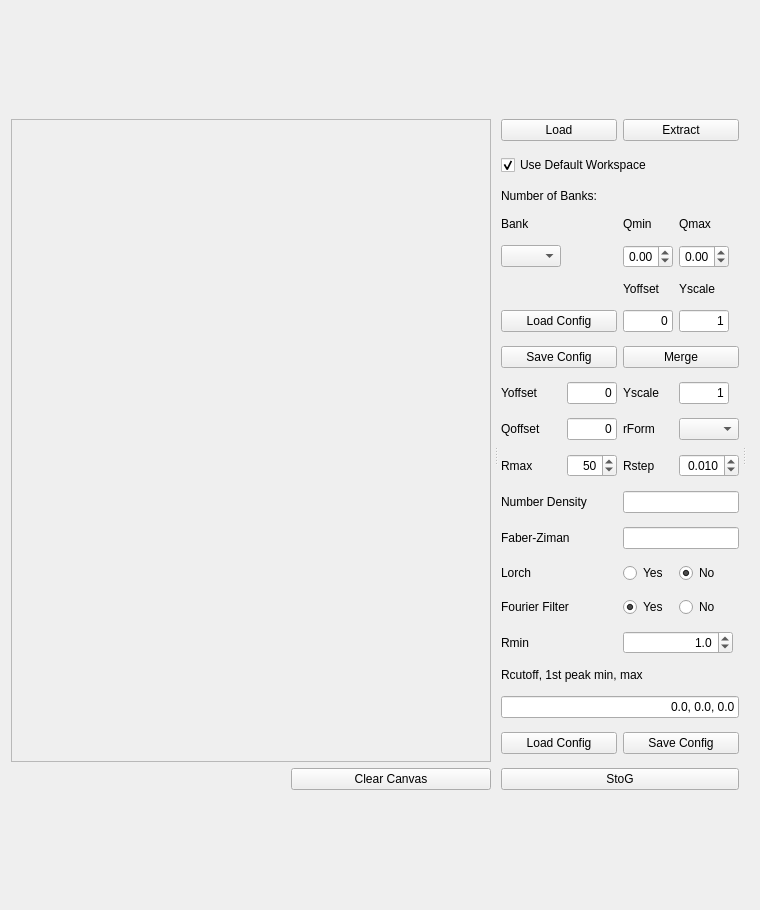
Before: the Qt Designer form addie/ui/splitui_postprocessing_mantid_tab.ui in neutrons/addie, drawn with Qt 5.
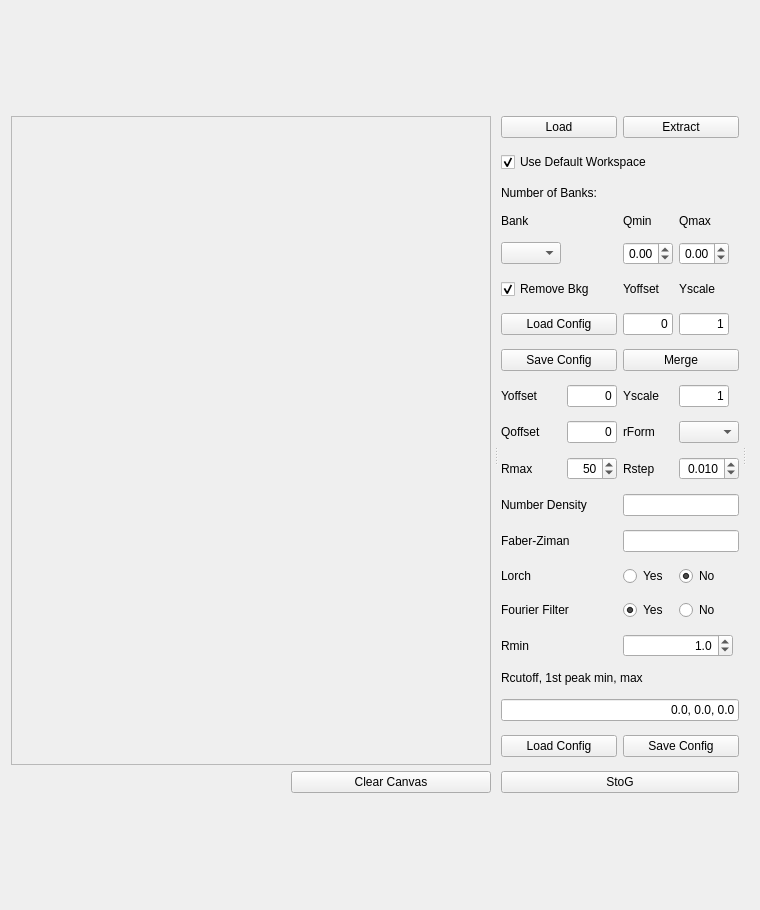
After: the same form once the commit is applied.

Commit message: Add in bkg removal for post processing

```diff
--- a/addie/ui/splitui_postprocessing_mantid_tab.ui
+++ b/addie/ui/splitui_postprocessing_mantid_tab.ui
@@ -308,6 +308,22 @@
          </property>
         </widget>
        </item>
+       <item row="5" column="0" colspan="2">
+        <widget class="QCheckBox" name="checkBox_bkg_removal">
+         <property name="maximumSize">
+          <size>
+           <width>320</width>
+           <height>16777215</height>
+          </size>
+         </property>
+         <property name="text">
+          <string>Remove Bkg</string>
+         </property>
+         <property name="checked">
+          <bool>true</bool>
+         </property>
+        </widget>
+       </item>
        <item row="21" column="0" colspan="4">
         <widget class="QPushButton" name="pushButton_StoG">
          <property name="maximumSize">
```
The commit also changes 4 other files.
